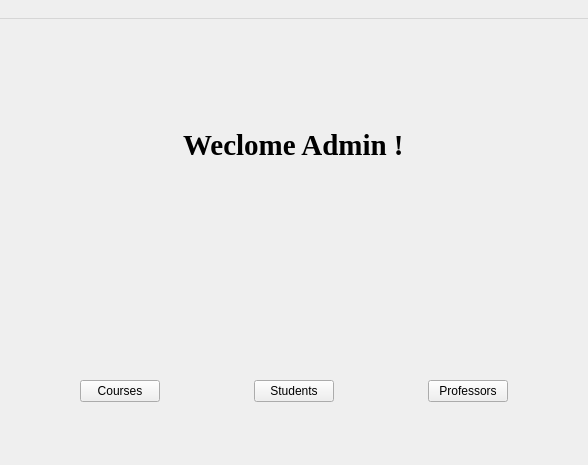
Before: the Qt Designer form Project/dashboard.ui in Youssef-Ashraf71/Learning_Managment_System, drawn with Qt 5; both pictures show x 270 to 858 and y 0 to 465 of the 1210 by 735 pixel window.
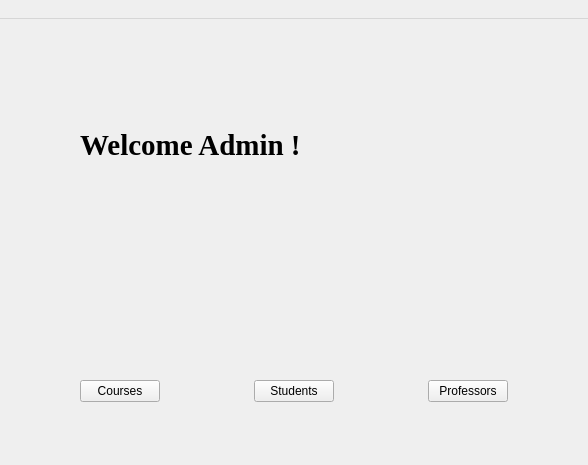
After: the same form once the commit is applied.

```diff
--- a/Project/dashboard.ui
+++ b/Project/dashboard.ui
@@ -14,7 +14,7 @@
    <string>MainWindow</string>
   </property>
   <widget class="QWidget" name="centralwidget">
-   <widget class="QWidget" name="">
+   <widget class="QWidget" name="layoutWidget">
     <property name="geometry">
      <rect>
       <x>350</x>
@@ -23,8 +23,8 @@
       <height>276</height>
      </rect>
     </property>
-    <layout class="QVBoxLayout" name="verticalLayout_3">
-     <item alignment="Qt::AlignHCenter">
+    <layout class="QGridLayout" name="gridLayout_2">
+     <item row="0" column="0">
       <widget class="QLabel" name="welcome_admin">
        <property name="font">
         <font>
@@ -34,11 +34,11 @@
         </font>
        </property>
        <property name="text">
-        <string>Weclome Admin !</string>
+        <string>Welcome Admin !</string>
        </property>
       </widget>
      </item>
-     <item>
+     <item row="1" column="0">
       <spacer name="verticalSpacer">
        <property name="orientation">
         <enum>Qt::Vertical</enum>
@@ -51,7 +51,7 @@
        </property>
       </spacer>
      </item>
-     <item>
+     <item row="2" column="0">
       <layout class="QGridLayout" name="gridLayout">
        <item row="0" column="0">
         <widget class="QPushButton" name="courses">
```
